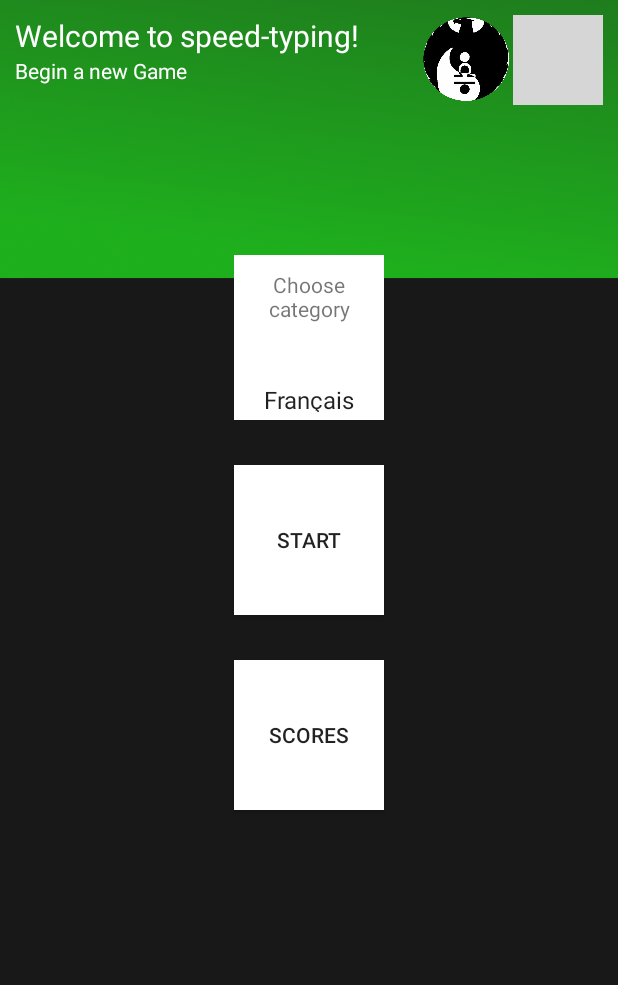
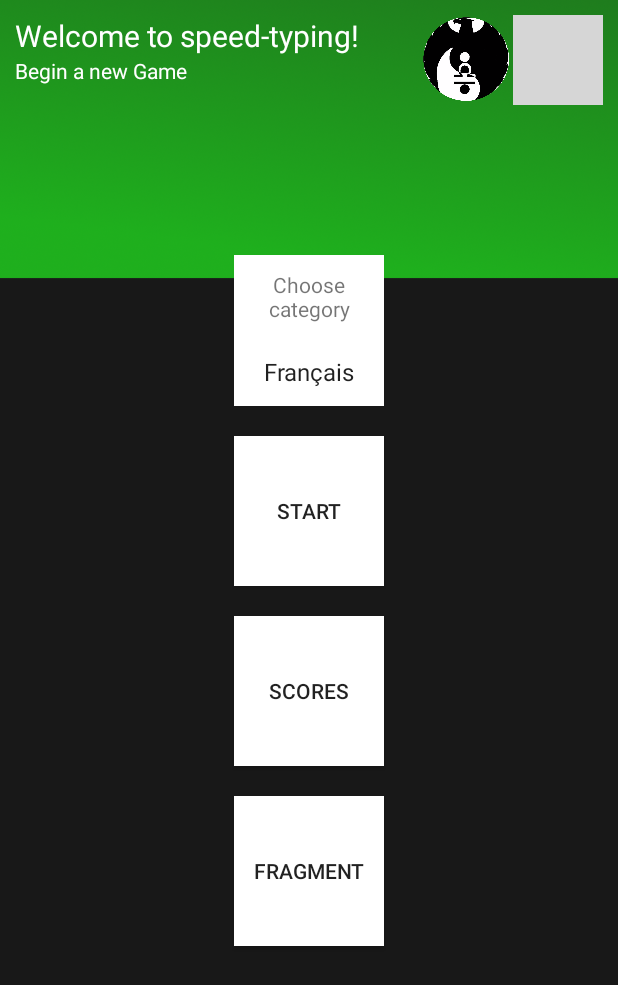
Before and after one commit to Clement-Torti/speed-typing, an Android app: the screen it shows after launch (AccueilActivity), on a phone screen of 412 x 824 dp. Shown: the top 985 px of the screen. Run offline under Robolectric (Android 15) with nearby library versions, the phone set to English and light mode, and no system bars; grey boxes are pictures that could not be loaded.

Commit message:
reglage + ajout de fragment (non appellé )

```diff
--- a/android/app/src/main/res/layout-land/activity_accueil.xml
+++ b/android/app/src/main/res/layout-land/activity_accueil.xml
@@ -59,7 +59,7 @@
 
             <TextView
                 android:layout_width="100dp"
-                android:layout_height="80dp"
+                android:layout_height="55dp"
                 android:layout_gravity="center"
                 android:background="@color/colorWhite"
                 android:padding="10dp"
@@ -69,7 +69,7 @@
             <Spinner
                 android:id="@+id/wordsSpinner"
                 android:layout_width="100dp"
-                android:layout_height="30dp"
+                android:layout_height="45dp"
                 android:layout_gravity="center"
                 android:background="@color/colorWhite"
                 android:padding="5dp"
@@ -88,11 +88,20 @@
 
         <Button
             android:id="@+id/scoresBtn"
+            android:layout_marginRight="10dp"
             android:layout_width="100dp"
             android:layout_height="100dp"
             android:layout_gravity="center"
             android:background="@color/colorWhite"
             android:text="@string/scores_btn" />
+
+        <Button
+            android:id="@+id/fragmentBtn"
+            android:layout_width="100dp"
+            android:layout_height="100dp"
+            android:layout_gravity="center"
+            android:background="@color/colorWhite"
+            android:text="@string/fragment_btn" />
     </LinearLayout>
 
 
--- a/android/app/src/main/res/layout/activity_accueil.xml
+++ b/android/app/src/main/res/layout/activity_accueil.xml
@@ -48,7 +48,7 @@
         android:layout_marginTop="90dp"
         android:layout_gravity="center"
         android:layout_width="100dp"
-        android:layout_height="80dp"
+        android:layout_height="55dp"
         android:text="@string/chooseCategory"
         android:textAlignment="center"
         android:background="@color/colorWhite"
@@ -60,14 +60,14 @@
         android:id="@+id/wordsSpinner"
         android:layout_width="100dp"
         android:textAlignment="center"
-        android:layout_height="30dp"
+        android:layout_height="45dp"
         android:background="@color/colorWhite"
         android:padding="5dp"
         />
 
 
     <Button
-            android:layout_marginTop="30dp"
+        android:layout_marginTop="20dp"
         android:layout_gravity="center"
         android:id="@+id/startBtn"
         android:layout_width="100dp"
@@ -77,7 +77,7 @@
         />
 
     <Button
-                android:layout_marginTop="30dp"
+        android:layout_marginTop="20dp"
         android:layout_gravity="center"
         android:id="@+id/scoresBtn"
         android:layout_width="100dp"
@@ -86,6 +86,15 @@
         android:background="@color/colorWhite"
         />
 
+    <Button
+        android:layout_marginTop="20dp"
+        android:id="@+id/fragmentBtn"
+        android:layout_width="100dp"
+        android:layout_height="100dp"
+        android:layout_gravity="center"
+        android:background="@color/colorWhite"
+        android:text="@string/fragment_btn" />
+
 
 
 </LinearLayout>
--- a/android/app/src/main/res/values/strings.xml
+++ b/android/app/src/main/res/values/strings.xml
@@ -24,6 +24,7 @@
 
     <string name="GameIsHorizontal1">You can\'t play if the screen is horizontal</string>
     <string name="GameIsHorizontal2">Pls turn you phone</string>
+    <string name="fragment_btn">fragment</string>
 
     <string-array name="wordsFamily">
         <item>Français</item>
```
Also changed, not shown: android/app/src/main/java/com/example/speed_typing/AccueilActivity.java (+3 -11 lines), android/app/src/main/java/com/example/speed_typing/FragmentActivity.java (added, +18 -0 lines), android/app/src/main/java/com/example/speed_typing/FragmentDetails.java (added, +17 -0 lines), android/app/src/main/java/com/example/speed_typing/FragmentMaster.java (added, +17 -0 lines), android/app/src/main/java/com/example/speed_typing/GameActivity.java (+13 -13 lines), android/app/src/main/res/layout-land/activity_fragment.xml (added, +23 -0 lines), android/app/src/main/res/layout-land/fragment_details.xml (added, +20 -0 lines), android/app/src/main/res/layout-land/fragment_master.xml (added, +20 -0 lines), android/app/src/main/res/layout/activity_fragment.xml (added, +23 -0 lines), android/app/src/main/res/layout/fragment_details.xml (added, +20 -0 lines), android/app/src/main/res/layout/fragment_master.xml (added, +20 -0 lines), 1 other file. Lines whose indentation alone changed are shown as unchanged.
